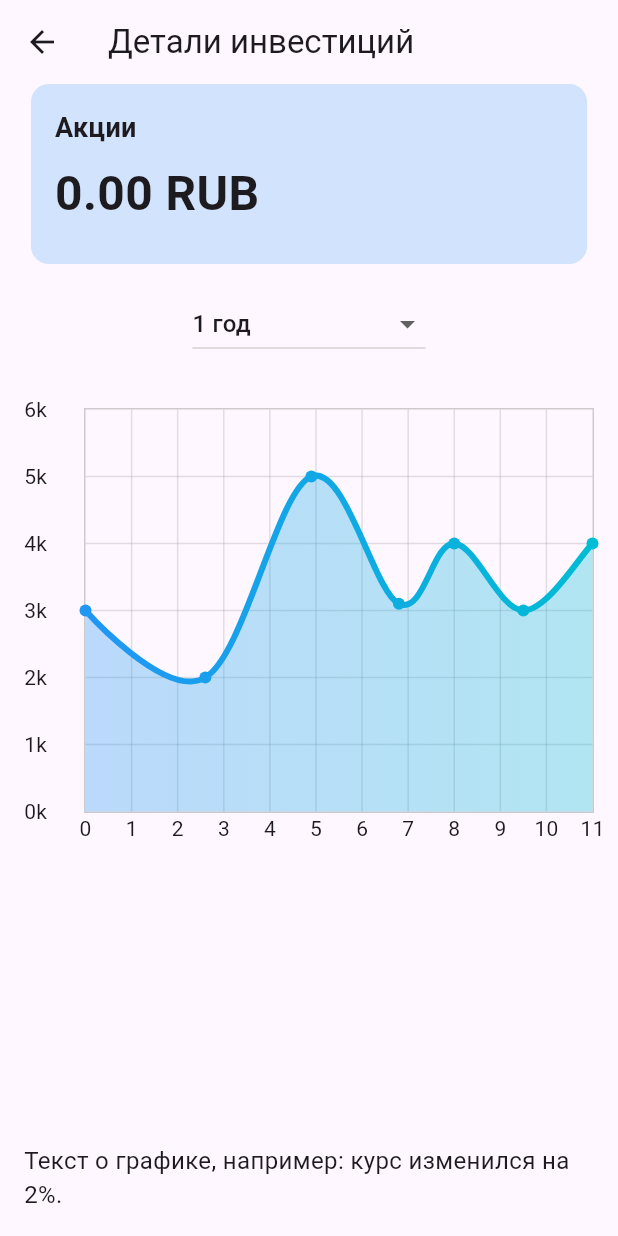
After one commit to usamaroman/stock-application, a Flutter app: the screen it shows after launch, after a tap on "Акции", on a phone screen of 412 x 824 dp. The commit adds this screen. Run offline on Flutter 3.47's test engine with Material 3 defaults, Android fonts, the phone set to English and light mode, and no system bars; drawn by our look-alikes of fl_chart.

Commit message:
detailed_screen

```diff
--- /dev/null
+++ b/mobile/app/lib/chart/chart.dart
@@ -0,0 +1,99 @@
+import 'package:app/model/model.dart';
+import 'package:fl_chart/fl_chart.dart';
+import 'package:flutter/material.dart';
+
+class LineChartSample2 extends StatelessWidget {
+  final ChartData chartData;
+
+  const LineChartSample2({super.key, required this.chartData});
+
+  @override
+  Widget build(BuildContext context) {
+    return Scaffold(
+      body: Padding(
+        padding: const EdgeInsets.all(16.0),
+        child: Container(
+          height: 300,  // Фиксированная высота 300 пикселей
+          child: LineChart(
+            LineChartData(
+              gridData: FlGridData(
+                show: true,
+                drawVerticalLine: true,
+                horizontalInterval: 1,
+                verticalInterval: 1,
+                getDrawingHorizontalLine: (value) {
+                  return FlLine(
+                    color: Colors.grey.withOpacity(0.3),
+                    strokeWidth: 1,
+                  );
+                },
+                getDrawingVerticalLine: (value) {
+                  return FlLine(
+                    color: Colors.grey.withOpacity(0.3),
+                    strokeWidth: 1,
+                  );
+                },
+              ),
+              titlesData: FlTitlesData(
+                leftTitles: AxisTitles(
+                  sideTitles: SideTitles(
+                    showTitles: true,
+                    interval: 1,
+                    reservedSize: 40,
+                    getTitlesWidget: (value, meta) {
+                      return Text('${value.toInt()}k');
+                    },
+                  ),
+                ),
+                bottomTitles: AxisTitles(
+                  sideTitles: SideTitles(
+                    showTitles: true,
+                    reservedSize: 30,
+                    interval: 1,
+                    getTitlesWidget: (value, meta) {
+                      return Text('${value.toInt()}');
+                    },
+                  ),
+                ),
+                rightTitles: const AxisTitles(
+                  sideTitles: SideTitles(showTitles: false),
+                ),
+                topTitles: const AxisTitles(
+                  sideTitles: SideTitles(showTitles: false),
+                ),
+              ),
+              borderData: FlBorderData(
+                show: true,
+                border: Border.all(color: Colors.grey.withOpacity(0.5)),
+              ),
+              minX: chartData.minX,
+              maxX: chartData.maxX,
+              minY: chartData.minY,
+              maxY: chartData.maxY,
+              lineBarsData: [
+                LineChartBarData(
+                  spots: chartData.points,
+                  isCurved: true,
+                  gradient: const LinearGradient(
+                    colors: [Colors.blue, Colors.cyan],
+                  ),
+                  barWidth: 4,
+                  isStrokeCapRound: true,
+                  belowBarData: BarAreaData(
+                    show: true,
+                    gradient: LinearGradient(
+                      colors: [
+                        Colors.blue.withOpacity(0.3),
+                        Colors.cyan.withOpacity(0.3),
+                      ],
+                    ),
+                  ),
+                ),
+              ],
+            ),
+          ),
+        ),
+      ),
+    );
+  }
+}
--- /dev/null
+++ b/mobile/app/lib/chart/dropdown.dart
@@ -0,0 +1,82 @@
+import 'package:flutter/material.dart';
+
+class DropdownTimeFilter extends StatefulWidget {
+  final Function(String) onSelected; // Коллбэк для обработки выбранного значения
+
+  const DropdownTimeFilter({super.key, required this.onSelected});
+
+  @override
+  State<DropdownTimeFilter> createState() => _DropdownTimeFilterState();
+}
+
+class _DropdownTimeFilterState extends State<DropdownTimeFilter> {
+  // Список значений
+  late final List<String> timeRanges;
+  String selectedValue = '1 год'; // Дефолтное значение
+
+  @override
+  void initState() {
+    super.initState();
+    timeRanges = _generateTimeRanges(); // Генерация списка значений
+  }
+
+  List<String> _generateTimeRanges() {
+    List<String> ranges = [];
+    for (int months = 3; months <= 60; months += 3) {
+      if (months < 12) {
+        ranges.add('$months месяца'); // Значения в месяцах
+      } else {
+        final years = months ~/ 12;
+        final remainingMonths = months % 12;
+        if (remainingMonths == 0) {
+          ranges.add('$years ${_pluralizeYears(years)}'); // Только года
+        } else {
+          ranges.add(
+              '$years ${_pluralizeYears(years)} $remainingMonths ${_pluralizeMonths(remainingMonths)}');
+        }
+      }
+    }
+    return ranges;
+  }
+
+  String _pluralizeYears(int years) {
+    if (years == 1) {
+      return 'год';
+    } else if (years >= 2 && years <= 4) {
+      return 'года';
+    } else {
+      return 'лет';
+    }
+  }
+
+  String _pluralizeMonths(int months) {
+    if (months == 1) {
+      return 'месяц';
+    } else if (months >= 2 && months <= 4) {
+      return 'месяца';
+    } else {
+      return 'месяцев';
+    }
+  }
+
+  @override
+  Widget build(BuildContext context) {
+    return DropdownButton<String>(
+      value: selectedValue,
+      items: timeRanges.map((String range) {
+        return DropdownMenuItem<String>(
+          value: range,
+          child: Text(range),
+        );
+      }).toList(),
+      onChanged: (String? newValue) {
+        if (newValue != null) {
+          setState(() {
+            selectedValue = newValue;
+          });
+          widget.onSelected(newValue); // Вызываем коллбэк
+        }
+      },
+    );
+  }
+}
--- /dev/null
+++ b/mobile/app/lib/investment_detailed_screen.dart
@@ -0,0 +1,86 @@
+import 'package:app/chart/chart.dart';
+import 'package:app/chart/dropdown.dart';
+import 'package:app/model/model.dart';
+import 'package:flutter/material.dart';
+import 'package:fl_chart/fl_chart.dart';
+
+class InvestmentDetailedScreen extends StatefulWidget {
+  final ChartData chartData;
+  final double amount; // Добавляем amount как переменную экземпляра
+  final String title;
+  final Color color;
+  const InvestmentDetailedScreen({
+    super.key,
+    required this.chartData,
+    required this.amount,
+    required this.title,
+    required this.color,
+  });
+
+  @override
+  _InvestmentDetailedScreenState createState() =>
+      _InvestmentDetailedScreenState();
+}
+
+class _InvestmentDetailedScreenState extends State<InvestmentDetailedScreen> {
+  @override
+  Widget build(BuildContext context) {
+    return Scaffold(
+      appBar: AppBar(title: const Text('Детали инвестиций')),
+      body: Column(
+        children: [
+          // Карточка с фоном
+          Container(
+            padding: const EdgeInsets.all(16),  // Увеличиваем внутренний отступ
+            width: MediaQuery.of(context).size.width * 0.9,  // Карточка почти на всю ширину экрана
+            decoration: BoxDecoration(
+              color: widget.color.withOpacity(0.2),
+              borderRadius: BorderRadius.circular(12),
+              // image: const DecorationImage(
+              //   image: AssetImage('assets/images/dollar_background.png'),  // Путь к изображению
+              //   fit: BoxFit.cover,  // Картинка будет растягиваться на всю карточку
+              //   opacity: 0.1,  // Делаем картинку немного прозрачной, чтобы она не мешала тексту
+              // ),
+            ),
+            child: Column(
+              crossAxisAlignment: CrossAxisAlignment.start,
+              children: [
+                Text(
+                  widget.title,
+                  style: const TextStyle(fontSize: 18, fontWeight: FontWeight.bold),
+                ),
+                const SizedBox(height: 8),
+                Text(
+                  '${(widget.amount / 4).toStringAsFixed(2)} RUB', // Используем widget.amount
+                  style: const TextStyle(
+                      fontSize: 32, fontWeight: FontWeight.bold),
+                ),
+                const SizedBox(height: 8),
+              ],
+            ),
+          ),
+          const SizedBox(height: 16),
+          // Дропдаун
+          DropdownTimeFilter(
+            onSelected: (selectedValue) {
+              print('Выбранный диапазон времени: $selectedValue');
+              // Добавьте логику для обработки выбранного диапазона
+            },
+          ),
+          const SizedBox(height: 16),
+          // График
+          Expanded(
+            child: LineChartSample2(chartData: widget.chartData), // Используем widget.chartData
+          ),
+          const Padding(
+            padding: EdgeInsets.all(16.0),
+            child: Text(
+              'Текст о графике, например: курс изменился на 2%.',
+              style: TextStyle(fontSize: 16),
+            ),
+          ),
+        ],
+      ),
+    );
+  }
+}
--- a/mobile/app/lib/main_screen.dart
+++ b/mobile/app/lib/main_screen.dart
@@ -1,4 +1,7 @@
 import 'package:app/bottom_sheet.dart';
+import 'package:app/investment_detailed_screen.dart';
+import 'package:app/model/model.dart';
+import 'package:fl_chart/fl_chart.dart';
 import 'package:flutter/material.dart';
 
 class InvestmentHomeScreen extends StatefulWidget {
@@ -17,13 +20,30 @@ class _InvestmentHomeScreenState extends State<InvestmentHomeScreen> {
     {'title': 'Золото', 'subtitle': 'Индекс Золото (Банк России)', 'color': Colors.amber},
   ];
 
+  final ChartData myChartData = ChartData(
+    points: [
+      const FlSpot(0, 3),
+      const FlSpot(2.6, 2),
+      const FlSpot(4.9, 5),
+      const FlSpot(6.8, 3.1),
+      const FlSpot(8, 4),
+      const FlSpot(9.5, 3),
+      const FlSpot(11, 4),
+    ],
+    xAxisLabel: 'Месяцы',
+    yAxisLabel: 'Доходы',
+    minX: 0,
+    maxX: 11,
+    minY: 0,
+    maxY: 6,
+  );
+
   void _addInvestment(double amount) {
     setState(() {
       _portfolioAmount += amount;
     });
 
     // отправить данные на сервер
-
   }
 
   @override
@@ -120,12 +140,29 @@ class _InvestmentHomeScreenState extends State<InvestmentHomeScreen> {
             itemBuilder: (context, index) {
               if (index < _investmentCards.length) {
                 final card = _investmentCards[index];
-                  return SizedBox(
+
+                return GestureDetector(
+                  onTap: () {
+                    Navigator.push(
+                      context,
+                      MaterialPageRoute(
+                        builder: (context) => InvestmentDetailedScreen(
+                          chartData: myChartData,
+                          amount: _portfolioAmount,
+                          title: card['title'],
+                          color: card['color'],
+
+                        ),
+                      ),
+                    );
+                  },
+                  child: SizedBox(
                     width: 160,
                     child: _buildStrategyCard(
                       card['title'],
                       card['subtitle'],
                       card['color'],
+                    ),
                   ),
                 );
               } else {
@@ -329,7 +366,8 @@ class _InvestmentHomeScreenState extends State<InvestmentHomeScreen> {
     }
   }
 
-  Widget _buildStrategyCard(String title, String returnRate, Color color) {
+  Widget _buildStrategyCard(
+    String title, String returnRate, Color color) {
     return Expanded(
       child: Container(
         margin: const EdgeInsets.only(right: 8),
--- /dev/null
+++ b/mobile/app/lib/model/model.dart
@@ -0,0 +1,21 @@
+import 'package:fl_chart/fl_chart.dart';
+
+class ChartData {
+  final List<FlSpot> points; // Точки графика
+  final String xAxisLabel; // Подпись для оси X
+  final String yAxisLabel; // Подпись для оси Y
+  final double minX; // Минимальное значение по X
+  final double maxX; // Максимальное значение по X
+  final double minY; // Минимальное значение по Y
+  final double maxY; // Максимальное значение по Y
+
+  ChartData({
+    required this.points,
+    required this.xAxisLabel,
+    required this.yAxisLabel,
+    required this.minX,
+    required this.maxX,
+    required this.minY,
+    required this.maxY,
+  });
+}
--- a/mobile/app/pubspec.yaml
+++ b/mobile/app/pubspec.yaml
@@ -34,6 +34,7 @@ dependencies:
   # The following adds the Cupertino Icons font to your application.
   # Use with the CupertinoIcons class for iOS style icons.
   cupertino_icons: ^1.0.8
+  fl_chart: ^0.69.2
 
 dev_dependencies:
   flutter_test:
```
Also changed, not shown: mobile/app/pubspec.lock. Lines whose indentation alone changed are shown as unchanged.
